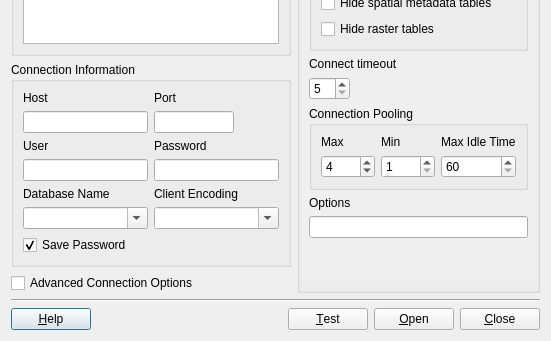
Old version of the form src/terralib/qt/plugins/datasource/pgis/ui/PostGISConnectorDialogForm.ui in the repository claudiobogossian/terralib5; both pictures show x 0 to 551 and y 165 to 506 of the 551 by 506 pixel window.
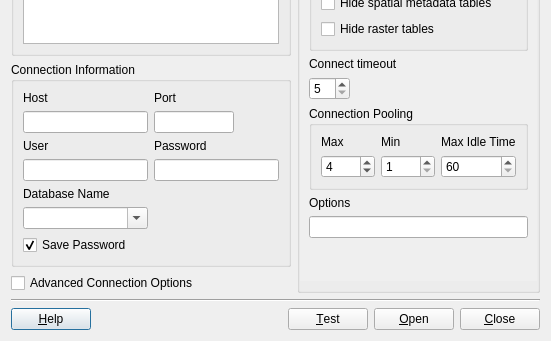
New version of the form. Custom widgets are drawn as their Qt base class.

Commit message: Char Encoding refactory. - removed all methods that manages encoding information outside datasource. - removed interface option to set encoding in postgis driver. - added method to datasource to get/set char encoding. - now terralib uses UTF-8 as char encoding when managing strings.

```diff
--- a/src/terralib/qt/plugins/datasource/pgis/ui/PostGISConnectorDialogForm.ui
+++ b/src/terralib/qt/plugins/datasource/pgis/ui/PostGISConnectorDialogForm.ui
@@ -212,6 +212,19 @@
               </item>
               <item row="0" column="1">
                <layout class="QGridLayout" name="gridLayout_27">
+                <item row="2" column="0">
+                 <spacer name="verticalSpacer_2">
+                  <property name="orientation">
+                   <enum>Qt::Vertical</enum>
+                  </property>
+                  <property name="sizeHint" stdset="0">
+                   <size>
+                    <width>20</width>
+                    <height>40</height>
+                   </size>
+                  </property>
+                 </spacer>
+                </item>
                 <item row="0" column="0">
                  <layout class="QGridLayout" name="gridLayout_22">
                   <item row="0" column="0">
@@ -283,30 +296,6 @@
                   </item>
                  </layout>
                 </item>
-                <item row="2" column="0">
-                 <layout class="QGridLayout" name="gridLayout_25">
-                  <item row="0" column="0">
-                   <widget class="QLabel" name="label_9">
-                    <property name="text">
-                     <string>Client Encoding</string>
-                    </property>
-                   </widget>
-                  </item>
-                  <item row="1" column="0">
-                   <widget class="QComboBox" name="m_clientEncodingComboBox">
-                    <property name="minimumSize">
-                     <size>
-                      <width>110</width>
-                      <height>0</height>
-                     </size>
-                    </property>
-                    <property name="editable">
-                     <bool>true</bool>
-                    </property>
-                   </widget>
-                  </item>
-                 </layout>
-                </item>
                </layout>
               </item>
              </layout>
```
Left out of the diff: 1 changed line with no effect on the pictures. The commit also changes 85 other files.
